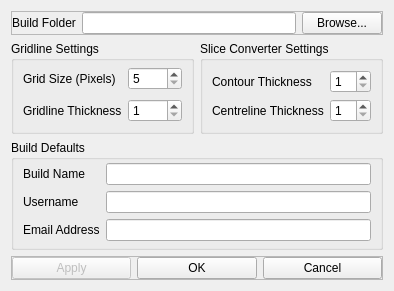
Before: the Qt Designer form gui/dialogPreferences.ui in Spinarakk/defectmonitor, drawn with Qt 5.
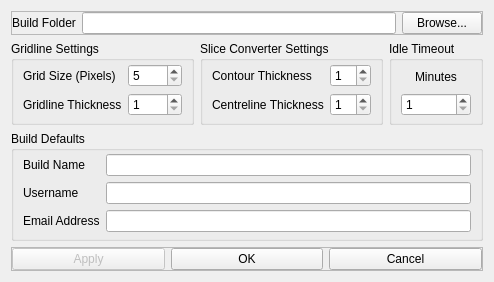
After: the same form once the commit is applied.

Commit message: - Fixed a couple of issues regarding running the program on a separate machine - Determined that something in Python 3.6.4 breaks the pylon camera opening - Removed most notification features - Removed the Receive Notifications for group box from the New Build window and the code - Implemented a timer check during the run process which will check if the idle time has gone over a predefined time limit and sends a notification to the user if so (along with the most recent image) - Cleaned up more code

Diff of the .ui file:
```diff
--- a/gui/dialogPreferences.ui
+++ b/gui/dialogPreferences.ui
@@ -6,22 +6,22 @@
    <rect>
     <x>0</x>
     <y>0</y>
-    <width>344</width>
-    <height>267</height>
+    <width>428</width>
+    <height>261</height>
    </rect>
   </property>
+  <property name="maximumSize">
+   <size>
+    <width>428</width>
+    <height>261</height>
+   </size>
+  </property>
   <property name="windowTitle">
    <string>Preferences</string>
   </property>
   <layout class="QGridLayout" name="gridLayout">
    <item row="3" column="0">
     <widget class="QGroupBox" name="groupGridline">
-     <property name="sizePolicy">
-      <sizepolicy hsizetype="Fixed" vsizetype="Preferred">
-       <horstretch>0</horstretch>
-       <verstretch>0</verstretch>
-      </sizepolicy>
-     </property>
      <property name="title">
       <string>Gridline Settings</string>
      </property>
@@ -96,7 +96,157 @@
      </layout>
     </widget>
    </item>
-   <item row="5" column="0" colspan="3">
+   <item row="3" column="1" colspan="2">
+    <widget class="QGroupBox" name="groupSliceConverter">
+     <property name="title">
+      <string>Slice Converter Settings</string>
+     </property>
+     <layout class="QGridLayout" name="gridLayout_4">
+      <property name="topMargin">
+       <number>3</number>
+      </property>
+      <property name="bottomMargin">
+       <number>6</number>
+      </property>
+      <item row="1" column="1">
+       <widget class="QLabel" name="labelCentrelineT">
+        <property name="text">
+         <string>Centreline Thickness</string>
+        </property>
+       </widget>
+      </item>
+      <item row="0" column="1">
+       <widget class="QLabel" name="labelContourT">
+        <property name="text">
+         <string>Contour Thickness</string>
+        </property>
+       </widget>
+      </item>
+      <item row="0" column="2">
+       <widget class="QSpinBox" name="spinContourT">
+        <property name="toolTip">
+         <string>1 - 25</string>
+        </property>
+        <property name="minimum">
+         <number>1</number>
+        </property>
+        <property name="maximum">
+         <number>25</number>
+        </property>
+       </widget>
+      </item>
+      <item row="1" column="2">
+       <widget class="QSpinBox" name="spinCentrelineT">
+        <property name="toolTip">
+         <string>1 - 25</string>
+        </property>
+        <property name="minimum">
+         <number>1</number>
+        </property>
+        <property name="maximum">
+         <number>25</number>
+        </property>
+       </widget>
+      </item>
+     </layout>
+    </widget>
+   </item>
+   <item row="3" column="3">
+    <widget class="QGroupBox" name="groupIdleTimeout">
+     <property name="title">
+      <string>Idle Timeout</string>
+     </property>
+     <layout class="QVBoxLayout" name="verticalLayout">
+      <property name="spacing">
+       <number>3</number>
+      </property>
+      <property name="topMargin">
+       <number>3</number>
+      </property>
+      <property name="bottomMargin">
+       <number>6</number>
+      </property>
+      <item>
+       <widget class="QLabel" name="labelMinutes">
+        <property name="text">
+         <string>Minutes</string>
+        </property>
+        <property name="alignment">
+         <set>Qt::AlignCenter</set>
+        </property>
+       </widget>
+      </item>
+      <item>
+       <widget class="QSpinBox" name="spinIdleTimeout">
+        <property name="toolTip">
+         <string>1 - 60</string>
+        </property>
+        <property name="minimum">
+         <number>1</number>
+        </property>
+        <property name="maximum">
+         <number>60</number>
+        </property>
+       </widget>
+      </item>
+     </layout>
+    </widget>
+   </item>
+   <item row="6" column="0" colspan="4">
+    <widget class="QFrame" name="frameButtons">
+     <property name="sizePolicy">
+      <sizepolicy hsizetype="Preferred" vsizetype="Fixed">
+       <horstretch>0</horstretch>
+       <verstretch>0</verstretch>
+      </sizepolicy>
+     </property>
+     <property name="frameShape">
+      <enum>QFrame::StyledPanel</enum>
+     </property>
+     <property name="frameShadow">
+      <enum>QFrame::Raised</enum>
+     </property>
+     <layout class="QHBoxLayout" name="horizontalLayout_2">
+      <property name="leftMargin">
+       <number>0</number>
+      </property>
+      <property name="topMargin">
+       <number>0</number>
+      </property>
+      <property name="rightMargin">
+       <number>0</number>
+      </property>
+      <property name="bottomMargin">
+       <number>0</number>
+      </property>
+      <item>
+       <widget class="QPushButton" name="pushApply">
+        <property name="enabled">
+         <bool>false</bool>
+        </property>
+        <property name="text">
+         <string>Apply</string>
+        </property>
+       </widget>
+      </item>
+      <item>
+       <widget class="QPushButton" name="pushOK">
+        <property name="text">
+         <string>OK</string>
+        </property>
+       </widget>
+      </item>
+      <item>
+       <widget class="QPushButton" name="pushCancel">
+        <property name="text">
+         <string>Cancel</string>
+        </property>
+       </widget>
+      </item>
+     </layout>
+    </widget>
+   </item>
+   <item row="4" column="0" colspan="4">
     <widget class="QGroupBox" name="groupBuildDefaults">
      <property name="title">
       <string>Build Defaults</string>
@@ -153,61 +303,7 @@
      </layout>
     </widget>
    </item>
-   <item row="7" column="0" colspan="3">
-    <widget class="QFrame" name="frameButtons">
-     <property name="sizePolicy">
-      <sizepolicy hsizetype="Preferred" vsizetype="Fixed">
-       <horstretch>0</horstretch>
-       <verstretch>0</verstretch>
-      </sizepolicy>
-     </property>
-     <property name="frameShape">
-      <enum>QFrame::StyledPanel</enum>
-     </property>
-     <property name="frameShadow">
-      <enum>QFrame::Raised</enum>
-     </property>
-     <layout class="QHBoxLayout" name="horizontalLayout_2">
-      <property name="leftMargin">
-       <number>0</number>
-      </property>
-      <property name="topMargin">
-       <number>0</number>
-      </property>
-      <property name="rightMargin">
-       <number>0</number>
-      </property>
-      <property name="bottomMargin">
-       <number>0</number>
-      </property>
-      <item>
-       <widget class="QPushButton" name="pushApply">
-        <property name="enabled">
-         <bool>false</bool>
-        </property>
-        <property name="text">
-         <string>Apply</string>
-        </property>
-       </widget>
-      </item>
-      <item>
-       <widget class="QPushButton" name="pushOK">
-        <property name="text">
-         <string>OK</string>
-        </property>
-       </widget>
-      </item>
-      <item>
-       <widget class="QPushButton" name="pushCancel">
-        <property name="text">
-         <string>Cancel</string>
-        </property>
-       </widget>
-      </item>
-     </layout>
-    </widget>
-   </item>
-   <item row="0" column="0" colspan="3">
+   <item row="0" column="0" colspan="4">
     <widget class="QFrame" name="frameBuildInfo">
      <property name="frameShape">
       <enum>QFrame::StyledPanel</enum>
@@ -252,74 +348,6 @@
      </layout>
     </widget>
    </item>
-   <item row="4" column="0">
-    <spacer name="verticalSpacer">
-     <property name="orientation">
-      <enum>Qt::Vertical</enum>
-     </property>
-     <property name="sizeHint" stdset="0">
-      <size>
-       <width>20</width>
-       <height>40</height>
-      </size>
-     </property>
-    </spacer>
-   </item>
-   <item row="3" column="1" colspan="2">
-    <widget class="QGroupBox" name="groupSliceConverter">
-     <property name="sizePolicy">
-      <sizepolicy hsizetype="Fixed" vsizetype="Preferred">
-       <horstretch>0</horstretch>
-       <verstretch>0</verstretch>
-      </sizepolicy>
-     </property>
-     <property name="title">
-      <string>Slice Converter Settings</string>
-     </property>
-     <layout class="QGridLayout" name="gridLayout_4">
-      <item row="0" column="0">
-       <widget class="QLabel" name="labelContourT">
-        <property name="text">
-         <string>Contour Thickness</string>
-        </property>
-       </widget>
-      </item>
-      <item row="0" column="1">
-       <widget class="QSpinBox" name="spinContourT">
-        <property name="toolTip">
-         <string>1 - 25</string>
-        </property>
-        <property name="minimum">
-         <number>1</number>
-        </property>
-        <property name="maximum">
-         <number>25</number>
-        </property>
-       </widget>
-      </item>
-      <item row="1" column="0">
-       <widget class="QLabel" name="labelCentrelineT">
-        <property name="text">
-         <string>Centreline Thickness</string>
-        </property>
-       </widget>
-      </item>
-      <item row="1" column="1">
-       <widget class="QSpinBox" name="spinCentrelineT">
-        <property name="toolTip">
-         <string>1 - 25</string>
-        </property>
-        <property name="minimum">
-         <number>1</number>
-        </property>
-        <property name="maximum">
-         <number>25</number>
-        </property>
-       </widget>
-      </item>
-     </layout>
-    </widget>
-   </item>
   </layout>
  </widget>
  <tabstops>
```
Left out of the diff: 1 changed line with no effect on the pictures. The commit also changes 15 other files.
